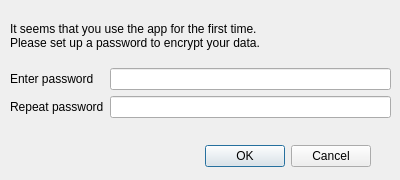
The window that ui/create_password_dialog.ui (kovdan01/otp-desktop) describes before a commit, drawn with Qt 5.
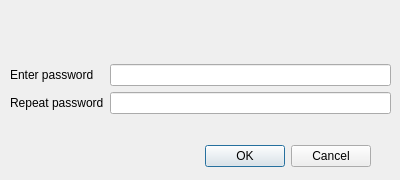
The same window after the commit.

Commit message: Support password changing

```diff
--- a/ui/create_password_dialog.ui
+++ b/ui/create_password_dialog.ui
@@ -51,7 +51,7 @@
        </sizepolicy>
       </property>
       <property name="text">
-       <string>It seems that you use the app for the first time. Please set up a password to encrypt your data.</string>
+       <string/>
       </property>
       <property name="wordWrap">
        <bool>true</bool>
```
Left out of the diff: 2 changed lines with no effect on the pictures. The commit also changes 5 other files.
